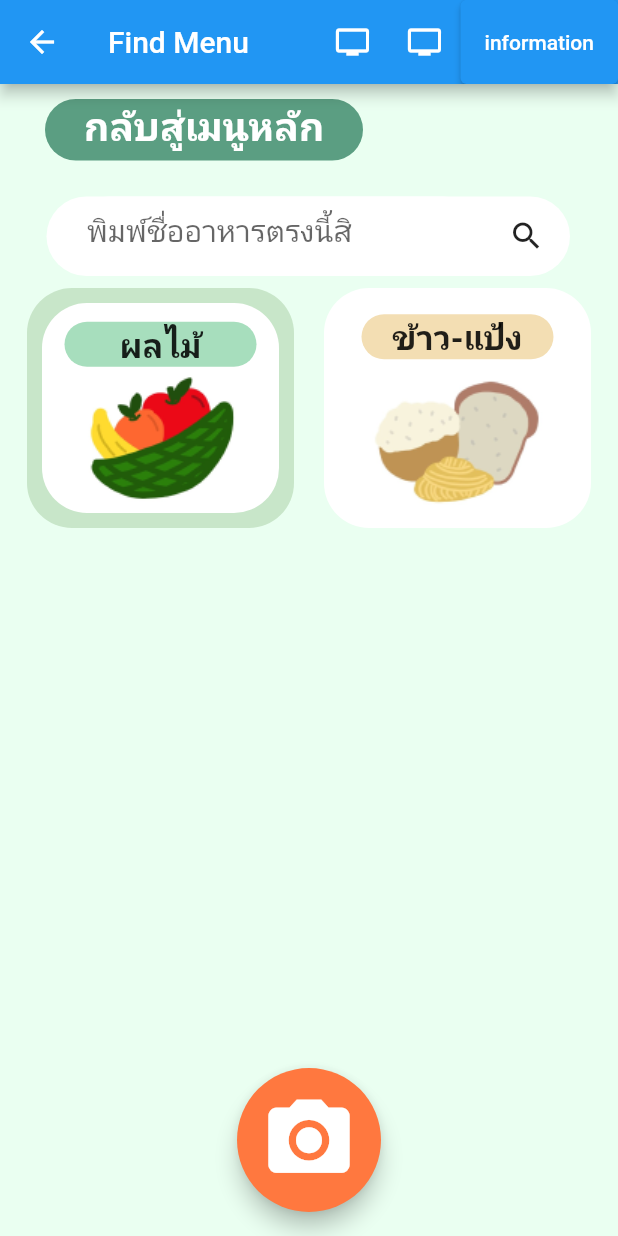
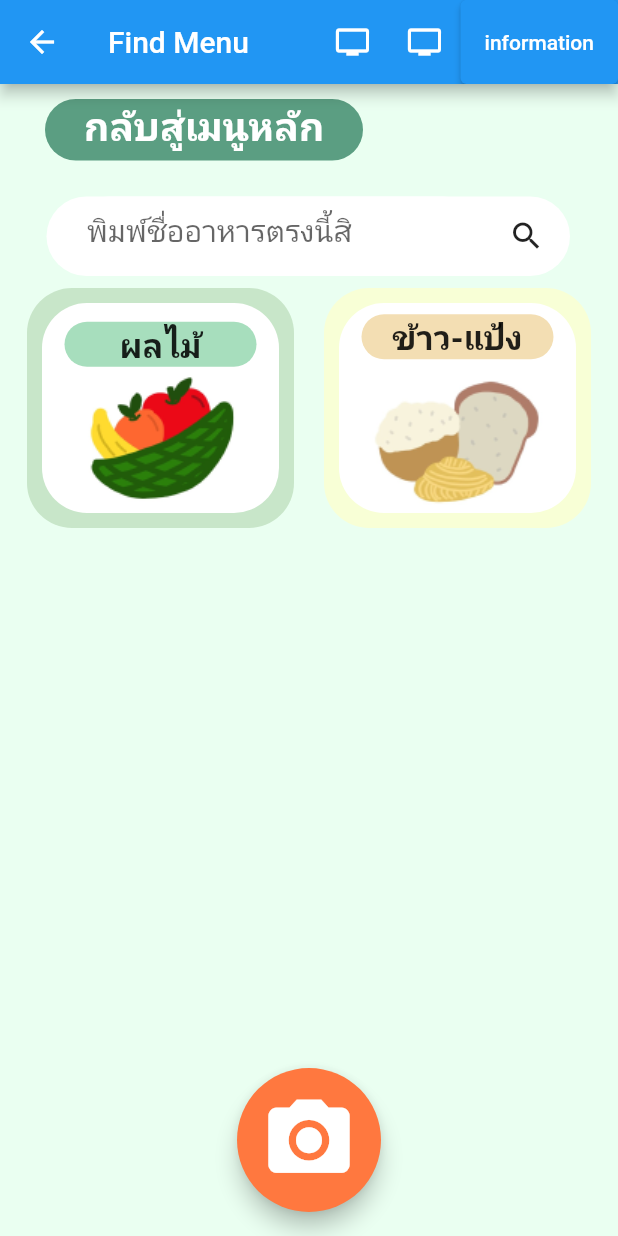
Before and after one commit to AINutritionProject/KinDeeUDee, a Flutter app: the MenuPage screen opened directly, on a phone screen of 412 x 824 dp. Run offline on Flutter 3.47's test engine with Material 2 defaults, Android fonts, the phone set to English and light mode, and no system bars; our stand-ins replace camera, cloud_firestore, csv, dotted_border, firebase_auth, firebase_core and 5 more; accounts and stored records are empty.

Commit message:
add color to button's kawpang in menu page

```diff
--- a/lib/pages/information/save_data_success.dart
+++ b/lib/pages/information/save_data_success.dart
@@ -10,7 +10,6 @@ class SaveDataSuccessPage extends StatelessWidget {
   Widget build(BuildContext context) {
     return Scaffold(
         body: SafeArea(
-            child: SingleChildScrollView(
             child: Column(
       children: [
         const Padding(
@@ -34,8 +33,8 @@ class SaveDataSuccessPage extends StatelessWidget {
           padding: const EdgeInsets.only(top: 50, left: 53, right: 30),
           child: ElevatedButton(
               onPressed: () {
-                  Navigator.of(context).push(MaterialPageRoute(
-                      builder: (context) => const HomePage()));
+                Navigator.of(context).push(
+                    MaterialPageRoute(builder: (context) => const HomePage()));
               },
               style: ElevatedButton.styleFrom(
                   backgroundColor: const Color.fromRGBO(178, 237, 255, 1),
@@ -75,7 +74,6 @@ class SaveDataSuccessPage extends StatelessWidget {
               )),
         ),
       ],
-      ),
     )));
   }
 }
--- a/lib/pages/menu.dart
+++ b/lib/pages/menu.dart
@@ -1,5 +1,3 @@
-import 'dart:ffi';
-
 import 'package:flutter/material.dart';
 import 'package:appfood2/pages/information/information.dart';
 import 'package:appfood2/pages/camera.dart';
@@ -139,8 +137,7 @@ class MenuPage extends StatelessWidget {
                           },
                           child: const MenuTypeIcon(
                             name: "ข้าว-แป้ง",
-
-                            color: Colors.white,
+                            color: Color.fromRGBO(248, 255, 214, 1),
                             colorIcon: Color.fromRGBO(243, 222, 179, 1),
                             imageAssetPath: "assets/images/Menu/rice.png",
                           ),
@@ -204,7 +201,6 @@ class MenuTypeIcon extends StatelessWidget {
                         textAlign: TextAlign.center,
                         style: const TextStyle(
                             fontSize: 22, fontWeight: FontWeight.w700),
-
                       ),
                     )),
               ),
```
Lines whose indentation alone changed are shown as unchanged.
